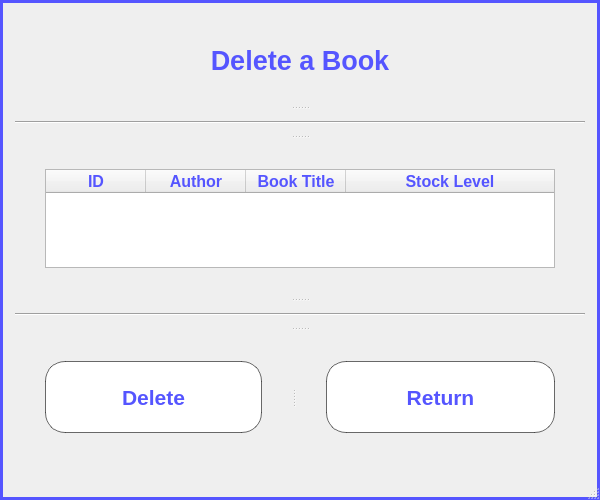
First picture: the form in app_gui_3.ui, repository miguelciancio/bookstore-manager, before the edit.
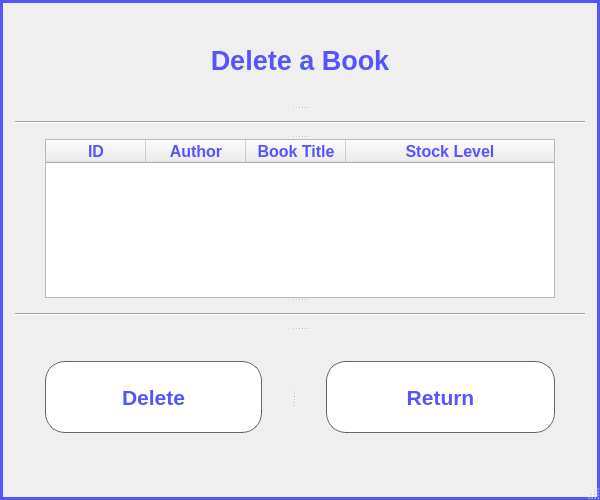
Second picture: the form after the edit.

Patch:
```diff
--- a/app_gui_3.ui
+++ b/app_gui_3.ui
@@ -105,7 +105,7 @@
        </property>
        <property name="styleSheet">
         <string notr="true">QTableWidget {
-	margin: 30px;
+	margin: 0px 30px;
 }</string>
        </property>
        <property name="frameShape">
```
